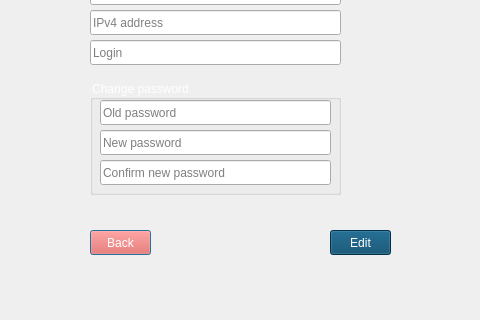
kazimierczak-robert/LeonCam, file LeonCam/CameraEdition.ui: the form before one commit; both pictures show x 160 to 640 and y 280 to 600 of the 800 by 600 pixel window.
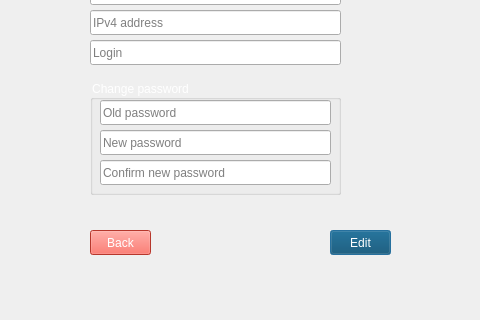
The form after the commit. Icons and pictures are not drawn.

Commit message: Ustawienie tabulacji, default i autodefault, enter dla logowania

```diff
--- a/LeonCam/CameraEdition.ui
+++ b/LeonCam/CameraEdition.ui
@@ -156,6 +156,9 @@
    <property name="text">
     <string>Edit</string>
    </property>
+   <property name="default">
+    <bool>true</bool>
+   </property>
    <property name="flat">
     <bool>false</bool>
    </property>
```
Left out of the diff: 11 changed lines with no effect on the pictures. The commit also changes 12 other files.
